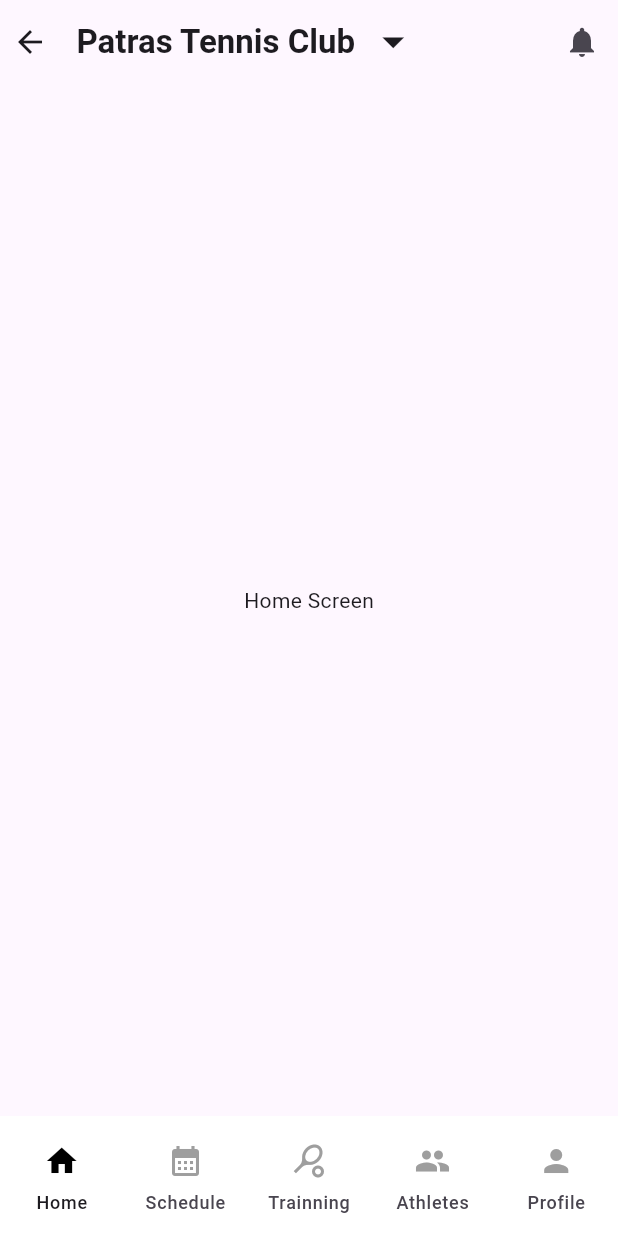
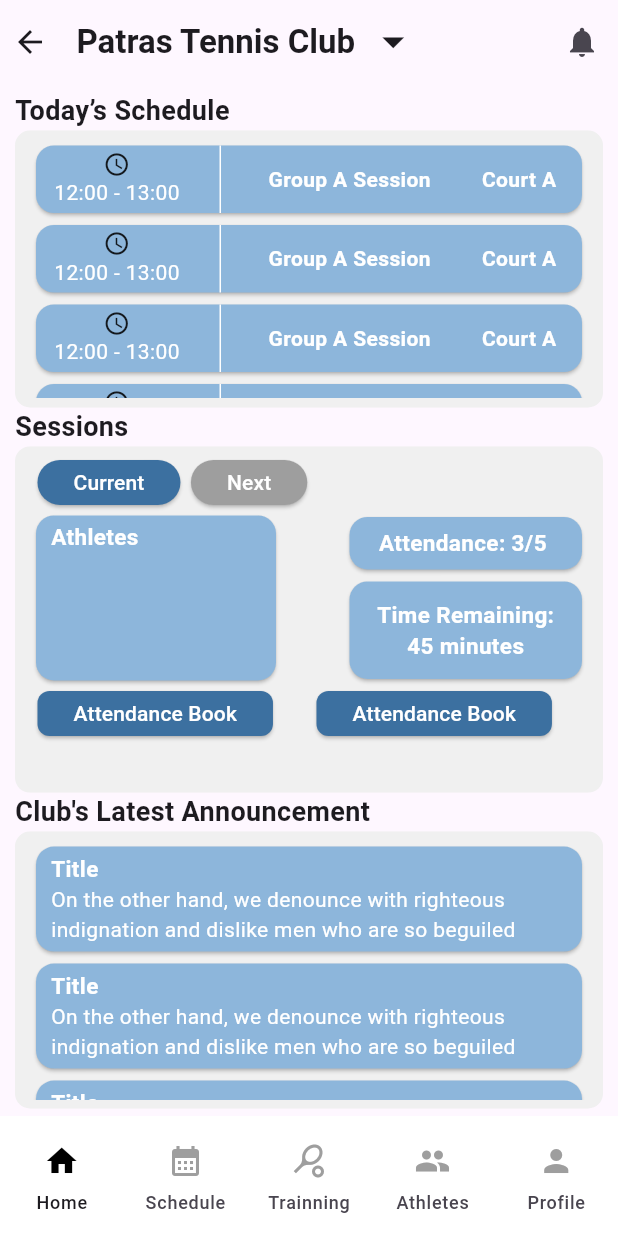
Before and after one commit to MyTennisClub/MyTennisClub, a Flutter app: the CoachHomePage screen opened directly, on a phone screen of 412 x 824 dp. Run offline on Flutter 3.47's test engine with Material 3 defaults, Android fonts, the light colour scheme and no system bars.

Commit message:
Create and add Coach Home Screen.

```diff
--- a/lib/coach_app_android/HomePage_coach_android.dart
+++ b/lib/coach_app_android/HomePage_coach_android.dart
@@ -1,5 +1,5 @@
 import 'package:flutter/material.dart';
-
+import 'HomeScreen_coach_android.dart';
 
 class CoachHomePage extends StatefulWidget {
   @override
@@ -87,9 +87,7 @@ class _CoachHomePageState extends State<CoachHomePage> {
 class HomeScreen extends StatelessWidget {
   @override
   Widget build(BuildContext context) {
-    return Center(
-      child: Text('Home Screen'),
-    );
+    return CoachHomeScreen();
   }
 }
 
--- /dev/null
+++ b/lib/coach_app_android/HomeScreen_coach_android.dart
@@ -0,0 +1,108 @@
+import 'package:flutter/cupertino.dart';
+import 'package:flutter/material.dart';
+import 'package:flutter/widgets.dart';
+import 'latest_announcments.dart';
+import 'schedule_coach.dart';
+import 'sessions_coach.dart';
+
+
+class CoachHomeScreen extends StatelessWidget {
+  const CoachHomeScreen({super.key});
+
+  @override
+  Widget build(BuildContext context) {
+    return Padding(
+      padding:
+      const EdgeInsets.symmetric(horizontal: 10.0, vertical: 5.0),
+      child: Column(
+        children: [
+          Container(
+            child: Align(
+              alignment: Alignment.centerLeft,
+              child: Text(
+                'Today’s Schedule',
+                style: TextStyle(
+                  fontWeight: FontWeight.bold,
+                  fontSize: 18.0,
+                ),
+              ),
+            ),
+          ),
+          Expanded(
+            flex: 8,
+            child: Container(
+              child: TodayScheduleCoach(),
+              padding: EdgeInsets.symmetric(vertical: 6),
+              decoration: BoxDecoration(
+                color: Colors.white10,
+                borderRadius: BorderRadius.all(Radius.circular(10)),
+                boxShadow: [
+                  BoxShadow(
+                    color: Colors.grey.shade200,
+                  ),
+                ],
+              ),
+            ),
+          ),
+          Container(
+            child: Align(
+              alignment: Alignment.centerLeft,
+              child: Text(
+                'Sessions',
+                style: TextStyle(
+                  fontWeight: FontWeight.bold,
+                  fontSize: 18.0,
+                ),
+              ),
+            ),
+          ),
+          Expanded(
+            flex: 10,
+            child: Container(
+              child: SessionsCoach(),
+              padding: EdgeInsets.symmetric(vertical: 6),
+              // child: SpacedItemsList(),
+              decoration: BoxDecoration(
+                color: Colors.white10,
+                borderRadius: BorderRadius.all(Radius.circular(10)),
+                boxShadow: [
+                  BoxShadow(
+                    color: Colors.grey.shade200,
+                  ),
+                ],
+              ),
+            ),
+          ),
+          Container(
+            child: Align(
+              alignment: Alignment.centerLeft,
+              child: Text(
+                "Club's Latest Announcement",
+                style: TextStyle(
+                  fontWeight: FontWeight.bold,
+                  fontSize: 18.0,
+                ),
+              ),
+            ),
+          ),
+          Expanded(
+            flex: 8,
+            child: Container(
+              padding: EdgeInsets.symmetric(vertical: 6),
+              child: LatestAnnouncement(),
+              decoration: BoxDecoration(
+                color: Colors.white10,
+                borderRadius: BorderRadius.all(Radius.circular(10)),
+                boxShadow: [
+                  BoxShadow(
+                    color: Colors.grey.shade200,
+                  ),
+                ],
+              ),
+            ),
+          ),
+        ],
+      ),
+    );
+  }
+}
--- /dev/null
+++ b/lib/coach_app_android/current_card_coach.dart
@@ -0,0 +1,71 @@
+import 'package:flutter/material.dart';
+
+class Card1_Coach extends StatelessWidget {
+  @override
+  Widget build(BuildContext context) {
+    return Row(
+      mainAxisAlignment: MainAxisAlignment.spaceBetween,
+      children: <Widget>[
+        Card(
+          color: Color.fromRGBO(141, 182, 219, 1),
+          child: SizedBox(
+              width: 160,
+              height: 110,
+              child: Padding(
+                padding:
+                    const EdgeInsets.symmetric(horizontal: 10.0, vertical: 4.0),
+                child: Column(
+                  crossAxisAlignment: CrossAxisAlignment.start,
+                  children: <Widget>[
+                    Text(
+                      'Athletes',
+                      style: TextStyle(
+                          fontWeight: FontWeight.bold,
+                          color: Colors.white,
+                          fontSize: 15),
+                    ),
+                  ],
+                ),
+              )),
+        ),
+        Container(
+          child: Column(
+            children: <Widget>[
+              Card(
+                color: Color.fromRGBO(141, 182, 219, 1),
+                child: SizedBox(
+                  width: 155,
+                  height: 35,
+                  child: Center(child: Text(
+                    'Attendance: 3/5 ',
+                    style: TextStyle(
+                        fontWeight: FontWeight.bold,
+                        color: Colors.white,
+                        fontSize: 15
+                    ),
+                  ),),
+                ),
+              ),
+              Card(
+                color: Color.fromRGBO(141, 182, 219, 1),
+                child: SizedBox(
+                  width: 155,
+                  height: 65,
+                  child: Center(child: Text(
+                    'Time Remaining:\n45 minutes',
+                    textAlign: TextAlign.center,
+                    style: TextStyle(
+                        fontWeight: FontWeight.bold,
+                        color: Colors.white,
+                        fontSize: 15
+                    ),
+                  ),),
+                ),
+              ),
+            ],
+          ),
+        )
+      ],
+    );
+  }
+}
--- /dev/null
+++ b/lib/coach_app_android/latest_announcments.dart
@@ -0,0 +1,64 @@
+import 'package:flutter/cupertino.dart';
+import 'package:flutter/material.dart';
+import 'package:flutter/widgets.dart';
+
+class LatestAnnouncement extends StatelessWidget {
+  const LatestAnnouncement({super.key});
+
+  @override
+  Widget build(BuildContext context) {
+    const items = 20;
+    return LayoutBuilder(builder: (context, constraints) {
+      return SingleChildScrollView(
+        child: ConstrainedBox(
+          constraints: BoxConstraints(minHeight: constraints.maxHeight),
+          child: Column(
+            mainAxisAlignment: MainAxisAlignment.spaceBetween,
+            crossAxisAlignment: CrossAxisAlignment.stretch,
+            children: List.generate(
+                items, (index) => ItemWidget(text: 'Item $index')),
+          ),
+        ),
+      );
+    });
+  }
+}
+
+class ItemWidget extends StatelessWidget {
+  const ItemWidget({
+    super.key,
+    required this.text,
+  });
+
+  final String text;
+
+  @override
+  Widget build(BuildContext context) {
+    return Padding(
+      padding: EdgeInsets.symmetric(horizontal: 10),
+      child: Card(
+        color: Color.fromRGBO(141, 182, 219, 1),
+        child: SizedBox(
+            height: 70,
+            child: Padding(
+              padding:
+                  const EdgeInsets.symmetric(horizontal: 10.0, vertical: 4.0),
+              child: Column(
+                crossAxisAlignment: CrossAxisAlignment.start,
+                children: <Widget>[
+                  Text(
+                    'Title',
+                    style: TextStyle(
+                        fontWeight: FontWeight.bold,
+                        color: Colors.white,
+                      fontSize: 15
+                    ),
+                  ),
+                  Expanded(child: Text('On the other hand, we denounce with righteous indignation and dislike men who are so beguiled and...', style: TextStyle(color: Colors.white),))
+                ],
+              ),
+            )),
+      ),
+    );
+  }
+}
--- /dev/null
+++ b/lib/coach_app_android/next_card_coach.dart
@@ -0,0 +1,72 @@
+import 'package:flutter/material.dart';
+
+
+class Card2_Coach extends StatelessWidget {
+  @override
+  Widget build(BuildContext context) {
+    return Row(
+      mainAxisAlignment: MainAxisAlignment.spaceBetween,
+      children: <Widget>[
+        Card(
+          color: Color.fromRGBO(141, 182, 219, 1),
+          child: SizedBox(
+              width: 160,
+              height: 110,
+              child: Padding(
+                padding:
+                const EdgeInsets.symmetric(horizontal: 10.0, vertical: 4.0),
+                child: Column(
+                  crossAxisAlignment: CrossAxisAlignment.start,
+                  children: <Widget>[
+                    Text(
+                      'Athletes',
+                      style: TextStyle(
+                          fontWeight: FontWeight.bold,
+                          color: Colors.white,
+                          fontSize: 15),
+                    ),
+                  ],
+                ),
+              )),
+        ),
+        Container(
+          child: Column(
+            children: <Widget>[
+              Card(
+                color: Color.fromRGBO(141, 182, 219, 1),
+                child: SizedBox(
+                  width: 155,
+                  height: 35,
+                  child: Center(child: Text(
+                    'Attendance: 1/5 ',
+                    style: TextStyle(
+                        fontWeight: FontWeight.bold,
+                        color: Colors.white,
+                        fontSize: 15
+                    ),
+                  ),),
+                ),
+              ),
+              Card(
+                color: Color.fromRGBO(141, 182, 219, 1),
+                child: SizedBox(
+                  width: 155,
+                  height: 65,
+                  child: Center(child: Text(
+                    'Time Remaining:\n120 minutes',
+                    textAlign: TextAlign.center,
+                    style: TextStyle(
+                        fontWeight: FontWeight.bold,
+                        color: Colors.white,
+                        fontSize: 15
+                    ),
+                  ),),
+                ),
+              ),
+            ],
+          ),
+        )
+      ],
+    );
+  }
+}
--- /dev/null
+++ b/lib/coach_app_android/schedule_coach.dart
@@ -0,0 +1,98 @@
+import 'package:flutter/cupertino.dart';
+import 'package:flutter/material.dart';
+import 'package:flutter/widgets.dart';
+
+class TodayScheduleCoach extends StatelessWidget {
+  const TodayScheduleCoach({super.key});
+
+  @override
+  Widget build(BuildContext context) {
+    const items = 20;
+    return LayoutBuilder(builder: (context, constraints) {
+      return SingleChildScrollView(
+        child: ConstrainedBox(
+          constraints: BoxConstraints(minHeight: constraints.maxHeight),
+          child: Column(
+            mainAxisAlignment: MainAxisAlignment.spaceBetween,
+            crossAxisAlignment: CrossAxisAlignment.stretch,
+            children: List.generate(
+                items, (index) => ItemWidget(text: 'Item $index')),
+          ),
+        ),
+      );
+    });
+  }
+}
+
+
+class ItemWidget extends StatelessWidget {
+  const ItemWidget({
+    super.key,
+    required this.text,
+  });
+
+  final String text;
+
+  @override
+  Widget build(BuildContext context) {
+    return Padding(
+      padding: EdgeInsets.symmetric(horizontal: 10),
+      child: Card(
+        color: Color.fromRGBO(141, 182, 219, 1),
+        child: SizedBox(
+            height: 45,
+            child: Row(
+              mainAxisAlignment: MainAxisAlignment.spaceAround,
+              children: <Widget>[
+                Padding(
+                  padding: const EdgeInsets.symmetric(horizontal: 5.0,vertical:3.5),
+                  child: Column(
+                    // mainAxisAlignment: MainAxisAlignment.saceBetween,
+                    children: <Widget>[
+                      Icon(
+                        Icons.schedule,
+                        size: 18.0,
+                      ),
+                      Text(
+                          '12:00 - 13:00',
+                          textAlign: TextAlign.center,
+                          style: TextStyle(color: Colors.white, )
+
+                      ),
+                    ],
+                  ),
+                ),
+                VerticalDivider(
+                  color: Colors.white,
+                ),
+                Padding(
+                  padding: const EdgeInsets.symmetric(horizontal: 10.0,vertical: 2),
+                  child: Text(
+                      'Group A Session',
+                      textAlign: TextAlign.center,
+                      style: TextStyle(
+                        color: Colors.white,
+                        fontWeight: FontWeight.bold,
+                      )
+                  ),
+                ),
+                // VerticalDivider(
+                //   color: Colors.white,
+                // ),
+                Padding(
+                  padding: const EdgeInsets.symmetric(horizontal: 10.0,vertical: 2),
+                  child: Text(
+                      'Court A',
+                      textAlign: TextAlign.center,
+                      style: TextStyle(
+                        color: Colors.white,
+                        fontWeight: FontWeight.bold,
+                      )
+                  ),
+                ),
+              ],
+            )),
+      ),
+    );
+  }
+}
--- /dev/null
+++ b/lib/coach_app_android/sessions_coach.dart
@@ -0,0 +1,129 @@
+import 'package:flutter/cupertino.dart';
+import 'package:flutter/material.dart';
+import 'package:flutter/widgets.dart';
+import 'current_card_coach.dart';
+import 'next_card_coach.dart';
+
+class SessionsCoach extends StatefulWidget {
+  const SessionsCoach({super.key});
+
+  @override
+  State<SessionsCoach> createState() => _SessionsCoachState();
+}
+
+class _SessionsCoachState extends State<SessionsCoach> {
+  bool currentIsPressed = true;
+  bool nextIsPressed = false;
+
+  @override
+  Widget build(BuildContext context) {
+    const items = 20;
+    return Column(
+      children: <Widget>[
+        Padding(
+          padding: const EdgeInsets.symmetric(horizontal: 15, vertical: 3),
+          child: Row(
+            children: <Widget>[
+              Padding(
+                padding: const EdgeInsets.only(right: 7),
+                child: SizedBox(
+                  height: 30,
+                  child: ElevatedButton(
+                    onPressed: () => {
+                      setState(() {
+                        currentIsPressed = true;
+                        nextIsPressed = false;
+                      })
+                    },
+                    child: Text(
+                      'Current',
+                      style: TextStyle(color: Colors.white),
+                    ),
+                    style: ElevatedButton.styleFrom(
+                      backgroundColor:
+                          currentIsPressed ? Color(0xFFFF3C70A0) : Colors.grey,
+                    ),
+                  ),
+                ),
+              ),
+              Padding(
+                padding: const EdgeInsets.only(right: 7),
+                child: SizedBox(
+                  height: 30,
+                  child: ElevatedButton(
+                    onPressed: () => {
+                      setState(() {
+                        currentIsPressed = false;
+                        nextIsPressed = true;
+                      })
+                    },
+                    child: Text(
+                      'Next',
+                      style: TextStyle(color: Colors.white),
+                    ),
+                    style: ElevatedButton.styleFrom(
+                      backgroundColor:
+                          nextIsPressed ? Color(0xFFFF3C70A0) : Colors.grey,
+                    ),
+                  ),
+                ),
+              )
+            ],
+          ),
+        ),
+        Padding(
+            padding: EdgeInsets.symmetric(horizontal: 10),
+            child: currentIsPressed ? Card1_Coach():Card2_Coach()),
+        Row(
+          children: <Widget>[
+            Padding(
+              padding: const EdgeInsets.symmetric(horizontal: 15, vertical: 3),
+              child: Row(
+                children: <Widget>[
+                  Padding(
+                    padding: const EdgeInsets.only(right: 14),
+                    child: SizedBox(
+                      height: 30,
+                      child: ElevatedButton(
+                        onPressed: () => {},
+                        child: Text(
+                          'Attendance Book',
+                          style: TextStyle(color: Colors.white),
+                        ),
+                        style: ElevatedButton.styleFrom(
+                          backgroundColor: Color(0xFFFF3C70A0),
+                          shape: RoundedRectangleBorder(
+                            borderRadius: BorderRadius.circular(8.0),
+                          ),
+                        ),
+                      ),
+                    ),
+                  ),
+                  Padding(
+                    padding: const EdgeInsets.only(left: 15),
+                    child: SizedBox(
+                      height: 30,
+                      child: ElevatedButton(
+                        onPressed: () => {},
+                        child: Text(
+                          'Attendance Book',
+                          style: TextStyle(color: Colors.white),
+                        ),
+                        style: ElevatedButton.styleFrom(
+                          backgroundColor: Color(0xFFFF3C70A0),
+                          shape: RoundedRectangleBorder(
+                            borderRadius: BorderRadius.circular(8.0),
+                          ),
+                        ),
+                      ),
+                    ),
+                  )
+                ],
+              ),
+            ),
+          ],
+        )
+      ],
+    );
+  }
+}
```
